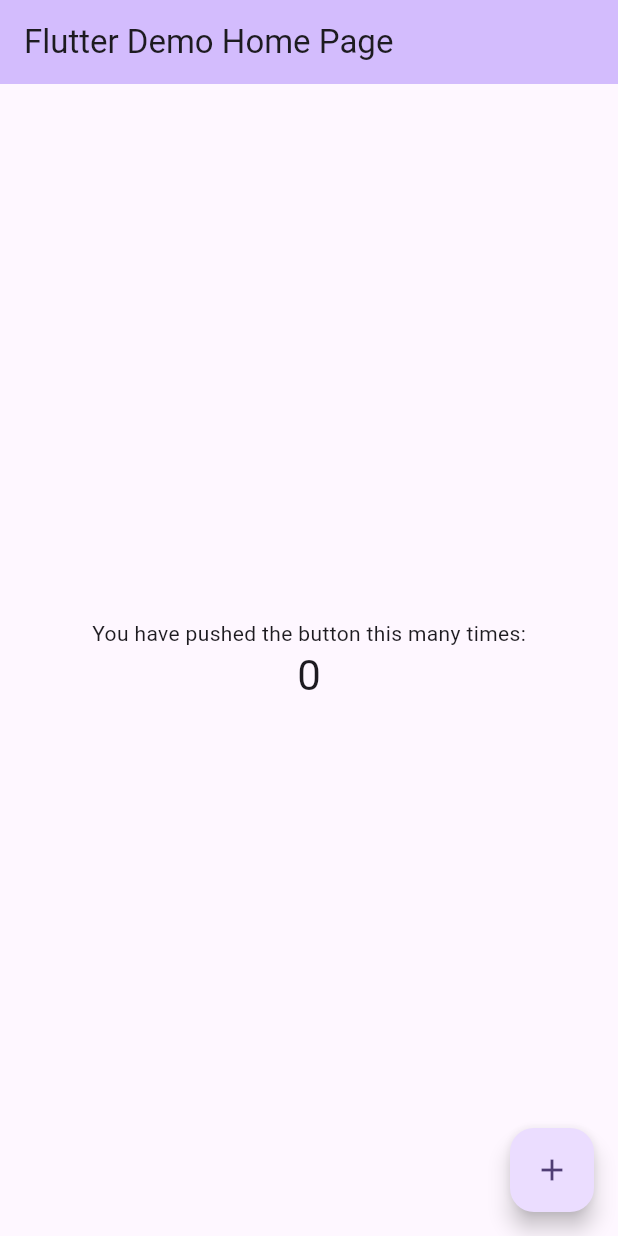
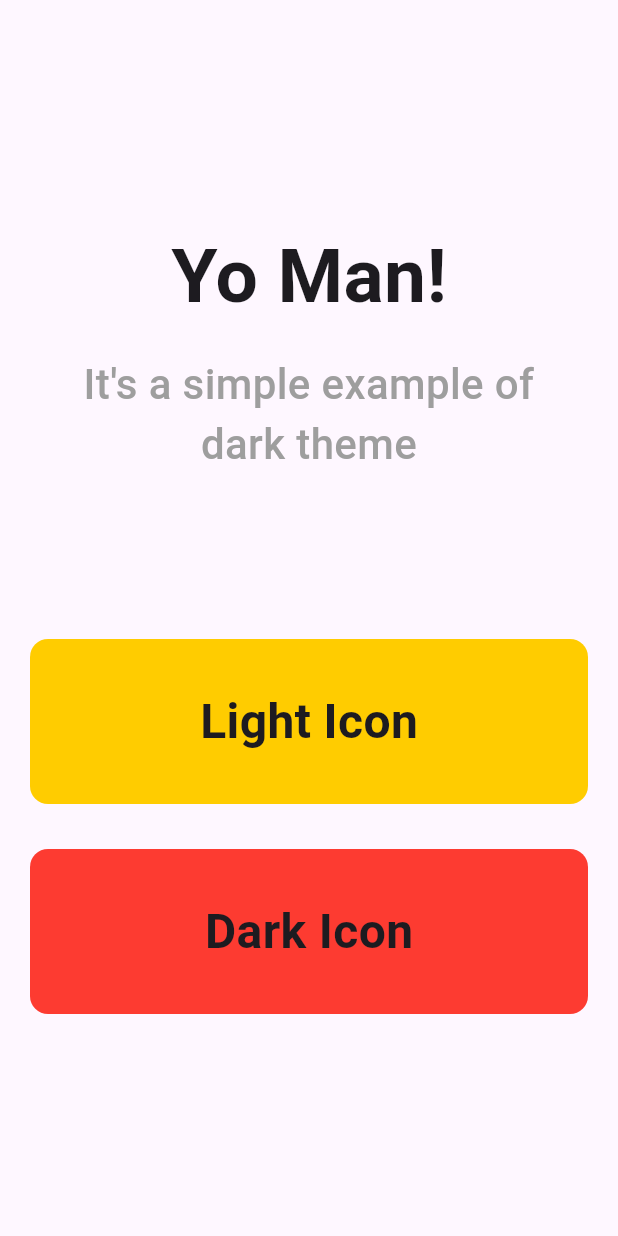
Before and after one commit to Nikks27/advance_flutter_ch1, a Flutter app: the screen it shows after launch, on a phone screen of 412 x 824 dp. Run offline on Flutter 3.47's test engine with Material 3 defaults, Android fonts, the phone set to English and light mode, and no system bars.

Commit message:
changetheme

```diff
--- /dev/null
+++ b/lib/ChangeTheme/changetheme.dart
@@ -0,0 +1,83 @@
+import 'package:flutter/cupertino.dart';
+import 'package:flutter/material.dart';
+import 'package:flutter/widgets.dart';
+
+class ChangeTheme extends StatefulWidget {
+  const ChangeTheme({super.key});
+
+  @override
+  State<ChangeTheme> createState() => _ChangeThemeState();
+}
+
+class _ChangeThemeState extends State<ChangeTheme> {
+  @override
+  Widget build(BuildContext context) {
+    return MaterialApp(
+      debugShowCheckedModeBanner: false,
+      theme: light,
+      home: Scaffold(
+        body: Padding(
+          padding: EdgeInsets.only(left: 20,right: 20),
+          child: Center(
+            child: Column(
+              mainAxisAlignment: MainAxisAlignment.center,
+              children: [
+                Text(
+                  'Yo Man!',
+                  style: TextStyle(fontSize: 50, fontWeight: FontWeight.bold),
+                ),
+                SizedBox(height: 16,),
+                Padding(
+                  padding: const EdgeInsets.only(left: 20,right: 20),
+                  child: Text(
+                    "It's a simple example of dark theme",
+                    style: TextStyle(fontSize: 28, fontWeight: FontWeight.w500,color: Colors.grey),
+                    textAlign: TextAlign.center,
+                  ),
+                ),
+                SizedBox(height: 110,),
+                GestureDetector(
+                  onTap: () {
+                    setState(() {
+                      light =  ThemeData.light();
+                    });
+                  },
+                  child: Container(
+                    height: 110,
+                    width: double.infinity,
+                    decoration: BoxDecoration(
+                      color: Color(0xffFFCC00),
+                      borderRadius: BorderRadius.circular(12),
+                    ),
+                    alignment: Alignment.center,
+                    child: Text('Light Icon',style: TextStyle(fontSize: 32,fontWeight: FontWeight.bold),),
+                  ),
+                ),
+                SizedBox(height: 30,),
+                GestureDetector(
+                  onTap: () {
+                    setState(() {
+                      light = ThemeData.dark();
+                    });
+                  },
+                  child: Container(
+                    height: 110,
+                    width: double.infinity,
+                    decoration: BoxDecoration(
+                      color: Color(0xffFD3B31),
+                      borderRadius: BorderRadius.circular(12),
+                    ),
+                    alignment: Alignment.center,
+                    child: Text('Dark Icon',style: TextStyle(fontSize: 32 ,fontWeight: FontWeight.bold),),
+                  ),
+                ),
+              ],
+            ),
+          ),
+        ),
+      ),
+    );
+  }
+}
+
+var light=ThemeData.light();
--- a/lib/main.dart
+++ b/lib/main.dart
@@ -1,125 +1,6 @@
+import 'package:advance_flutter_ch1/routs.dart';
 import 'package:flutter/material.dart';
 
 void main() {
   runApp(const MyApp());
 }
-
-class MyApp extends StatelessWidget {
-  const MyApp({super.key});
-
-  // This widget is the root of your application.
-  @override
-  Widget build(BuildContext context) {
-    return MaterialApp(
-      title: 'Flutter Demo',
-      theme: ThemeData(
-        // This is the theme of your application.
-        //
-        // TRY THIS: Try running your application with "flutter run". You'll see
-        // the application has a purple toolbar. Then, without quitting the app,
-        // try changing the seedColor in the colorScheme below to Colors.green
-        // and then invoke "hot reload" (save your changes or press the "hot
-        // reload" button in a Flutter-supported IDE, or press "r" if you used
-        // the command line to start the app).
-        //
-        // Notice that the counter didn't reset back to zero; the application
-        // state is not lost during the reload. To reset the state, use hot
-        // restart instead.
-        //
-        // This works for code too, not just values: Most code changes can be
-        // tested with just a hot reload.
-        colorScheme: ColorScheme.fromSeed(seedColor: Colors.deepPurple),
-        useMaterial3: true,
-      ),
-      home: const MyHomePage(title: 'Flutter Demo Home Page'),
-    );
-  }
-}
-
-class MyHomePage extends StatefulWidget {
-  const MyHomePage({super.key, required this.title});
-
-  // This widget is the home page of your application. It is stateful, meaning
-  // that it has a State object (defined below) that contains fields that affect
-  // how it looks.
-
-  // This class is the configuration for the state. It holds the values (in this
-  // case the title) provided by the parent (in this case the App widget) and
-  // used by the build method of the State. Fields in a Widget subclass are
-  // always marked "final".
-
-  final String title;
-
-  @override
-  State<MyHomePage> createState() => _MyHomePageState();
-}
-
-class _MyHomePageState extends State<MyHomePage> {
-  int _counter = 0;
-
-  void _incrementCounter() {
-    setState(() {
-      // This call to setState tells the Flutter framework that something has
-      // changed in this State, which causes it to rerun the build method below
-      // so that the display can reflect the updated values. If we changed
-      // _counter without calling setState(), then the build method would not be
-      // called again, and so nothing would appear to happen.
-      _counter++;
-    });
-  }
-
-  @override
-  Widget build(BuildContext context) {
-    // This method is rerun every time setState is called, for instance as done
-    // by the _incrementCounter method above.
-    //
-    // The Flutter framework has been optimized to make rerunning build methods
-    // fast, so that you can just rebuild anything that needs updating rather
-    // than having to individually change instances of widgets.
-    return Scaffold(
-      appBar: AppBar(
-        // TRY THIS: Try changing the color here to a specific color (to
-        // Colors.amber, perhaps?) and trigger a hot reload to see the AppBar
-        // change color while the other colors stay the same.
-        backgroundColor: Theme.of(context).colorScheme.inversePrimary,
-        // Here we take the value from the MyHomePage object that was created by
-        // the App.build method, and use it to set our appbar title.
-        title: Text(widget.title),
-      ),
-      body: Center(
-        // Center is a layout widget. It takes a single child and positions it
-        // in the middle of the parent.
-        child: Column(
-          // Column is also a layout widget. It takes a list of children and
-          // arranges them vertically. By default, it sizes itself to fit its
-          // children horizontally, and tries to be as tall as its parent.
-          //
-          // Column has various properties to control how it sizes itself and
-          // how it positions its children. Here we use mainAxisAlignment to
-          // center the children vertically; the main axis here is the vertical
-          // axis because Columns are vertical (the cross axis would be
-          // horizontal).
-          //
-          // TRY THIS: Invoke "debug painting" (choose the "Toggle Debug Paint"
-          // action in the IDE, or press "p" in the console), to see the
-          // wireframe for each widget.
-          mainAxisAlignment: MainAxisAlignment.center,
-          children: <Widget>[
-            const Text(
-              'You have pushed the button this many times:',
-            ),
-            Text(
-              '$_counter',
-              style: Theme.of(context).textTheme.headlineMedium,
-            ),
-          ],
-        ),
-      ),
-      floatingActionButton: FloatingActionButton(
-        onPressed: _incrementCounter,
-        tooltip: 'Increment',
-        child: const Icon(Icons.add),
-      ), // This trailing comma makes auto-formatting nicer for build methods.
-    );
-  }
-}
--- /dev/null
+++ b/lib/routs.dart
@@ -0,0 +1,16 @@
+import 'package:advance_flutter_ch1/ChangeTheme/changetheme.dart';
+import 'package:flutter/material.dart';
+
+class MyApp extends StatelessWidget {
+  const MyApp({super.key});
+
+  @override
+  Widget build(BuildContext context) {
+    return MaterialApp(
+      debugShowCheckedModeBanner: false,
+      routes: {
+        '/' : (context) => ChangeTheme(),
+      },
+    );
+  }
+}
```
